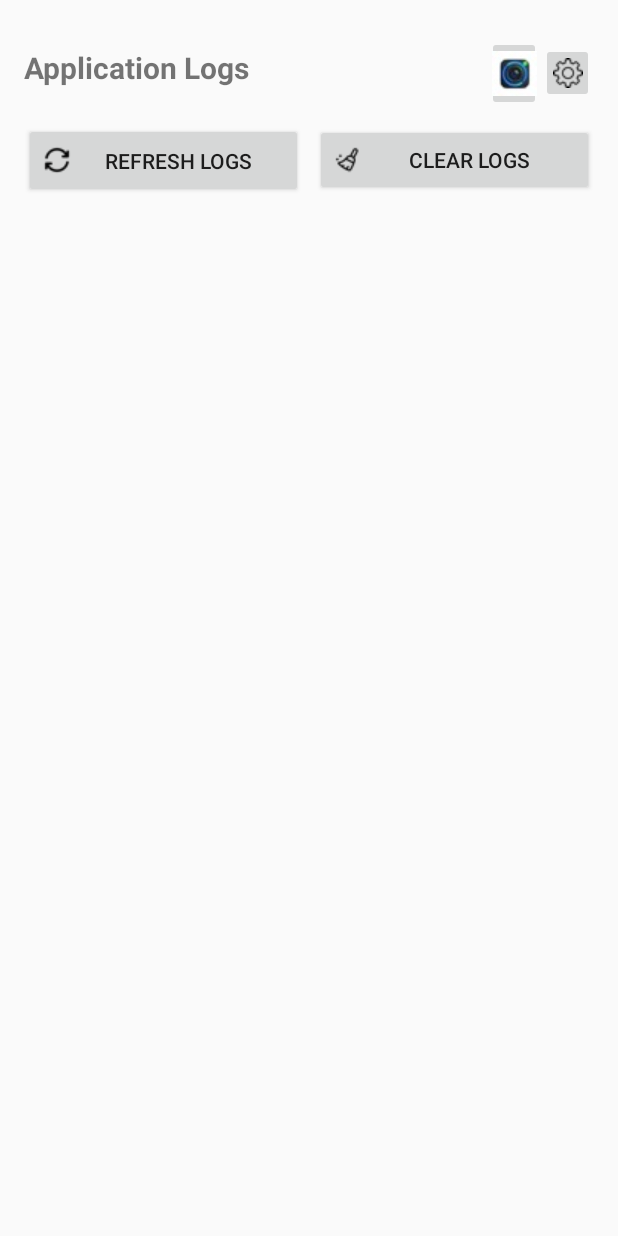
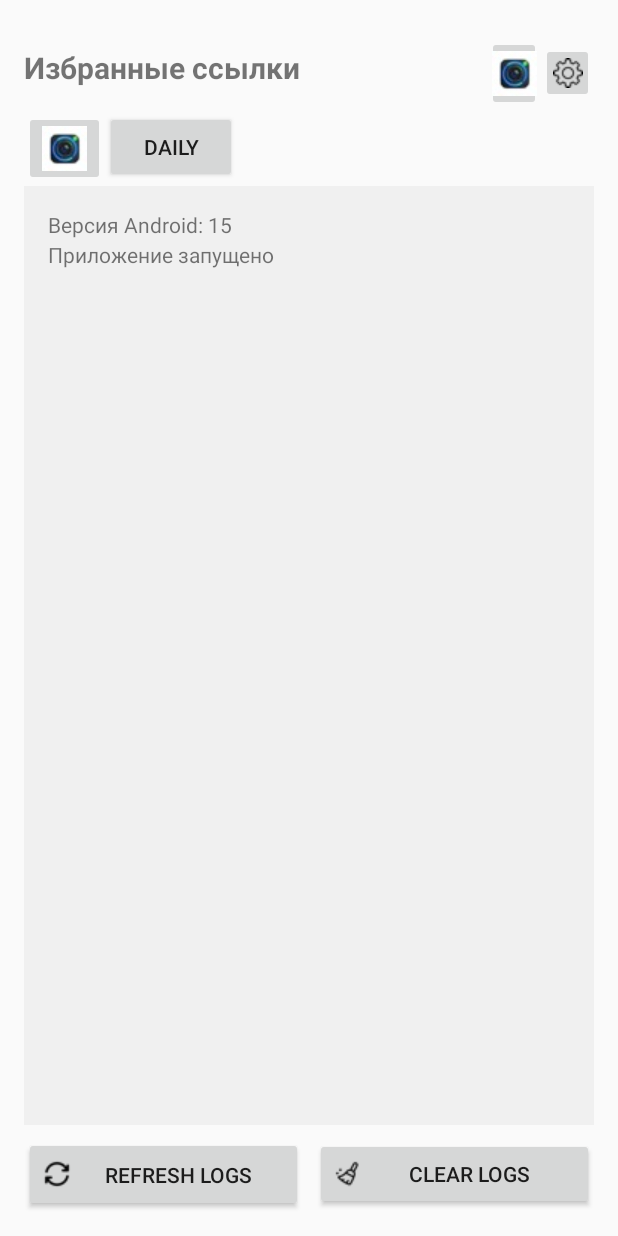
Before and after one commit to DanilKozlov00/MeetingRoom, an Android app: the screen it shows after launch (MainActivity), after a tap on an icon or button, on a phone screen of 412 x 824 dp. Run offline under Robolectric (Android 15) with nearby library versions, the phone set to English and light mode, and no system bars.

Commit message:
Формируем UI под конечного пользователя

```diff
--- a/app/src/main/java/com/example/meetingroom/LinkService.java
+++ b/app/src/main/java/com/example/meetingroom/LinkService.java
@@ -75,7 +75,7 @@ public class LinkService {
     public ArrayList<Link> readLinks(){
         String text = openText();
         if (text==null)
-            return new ArrayList<>();
+            return initLinks();
         StringTokenizer tokenizer = new StringTokenizer(text, "\n");
         ArrayList<Link> list = new ArrayList<>();
         while(tokenizer.hasMoreElements()){
@@ -85,6 +85,14 @@ public class LinkService {
             list.add(new Link(name, url));
         }
         return  list;
+    }
+
+    private ArrayList<Link> initLinks() {
+        Link l1 = new Link("Daily", "https://jazz.sber.ru/in0sec?psw=OBgWD0RREwQNCBEZG0UEFwICDA");
+        ArrayList<Link> linkList = new ArrayList<>();
+        linkList.add(l1);
+        saveLinks(linkList);
+        return linkList;
     }
 
     public void saveLinks(Collection<Link> linkList){
--- a/app/src/main/java/com/example/meetingroom/MainActivity.java
+++ b/app/src/main/java/com/example/meetingroom/MainActivity.java
@@ -4,12 +4,14 @@ package com.example.meetingroom;
 import static android.view.View.INVISIBLE;
 
 import android.content.Intent;
+import android.graphics.drawable.Drawable;
 import android.net.Uri;
 import android.os.Build;
 import android.os.Bundle;
 import android.view.View;
 import android.widget.Button;
 import android.widget.ImageButton;
+import android.widget.ImageView;
 import android.widget.LinearLayout;
 import android.widget.ScrollView;
 import android.widget.TableLayout;
@@ -18,6 +20,8 @@ import android.widget.TextView;
 import android.widget.Toast;
 
 import androidx.appcompat.app.AppCompatActivity;
+import androidx.appcompat.widget.AppCompatImageButton;
+import androidx.core.content.ContextCompat;
 
 import java.io.File;
 import java.io.FileInputStream;
@@ -44,11 +48,11 @@ public class MainActivity extends AppCompatActivity {
         setContentView(R.layout.activity_logs);
 
         logTextView = findViewById(R.id.logTextView);
-        ScrollView scroll1  = findViewById(R.id.scroll1);
-
+        LinearLayout settingLayout =  findViewById(R.id.settingLayout);
+        settingLayout.setVisibility(LinearLayout.GONE);
         Button clearLogsButton = findViewById(R.id.clearLogsButton);
         Button refreshLogsButton = findViewById(R.id.refreshLogsButton);
-        Button startApp = findViewById(R.id.startjazz);
+        //Button startApp = findViewById(R.id.startjazz);
 
         ImageButton jazzButton = findViewById(R.id.jazzBtn);
         ImageButton settingButton = findViewById(R.id.settingButton);
@@ -61,13 +65,13 @@ public class MainActivity extends AppCompatActivity {
         // Очистка логов по кнопке
         clearLogsButton.setOnClickListener(v -> logTextView.setText(""));
         refreshLogsButton.setOnClickListener(v -> displayLogs());
-        startApp.setOnClickListener(v -> launchApp());
+        //startApp.setOnClickListener(v -> launchApp());
 
         settingButton.setOnClickListener(v -> {
-            if (scroll1.getVisibility() == LinearLayout.VISIBLE)
-                scroll1.setVisibility(LinearLayout.GONE);
+            if (settingLayout.getVisibility() == LinearLayout.VISIBLE)
+                settingLayout.setVisibility(LinearLayout.GONE);
             else
-                scroll1.setVisibility(LinearLayout.VISIBLE);
+                settingLayout.setVisibility(LinearLayout.VISIBLE);
         });
         jazzButton.setOnClickListener(v -> launchApp());
 
@@ -111,7 +115,19 @@ public class MainActivity extends AppCompatActivity {
             Button btn = new Button(this);
             btn.setText(link.getName());
             btn.setOnClickListener(l -> onBtnClick(link.getUrl()));
+
+//            btn.setCompoundDrawables(drawable, null,drawable,null);
+//            ImageView img = new ImageView(this);
+//            img.setImageDrawable(drawable);
+
+            Drawable drawable = ContextCompat.getDrawable(this,R.drawable.jazz30);
+            ImageButton imgBtn = new ImageButton(this);
+            imgBtn.setImageDrawable(drawable);
+            imgBtn.setOnClickListener(l -> onBtnClick(link.getUrl()));
+
+            tr.addView(imgBtn);
             tr.addView(btn);
+
             tl.addView(tr);
         }
     }
--- a/app/src/main/res/layout/activity_logs.xml
+++ b/app/src/main/res/layout/activity_logs.xml
@@ -17,7 +17,7 @@
             android:layout_height="wrap_content"
             android:layout_weight="5"
             android:paddingBottom="8dp"
-            android:text="Application Logs"
+            android:text="Избранные ссылки"
             android:textSize="20sp"
             android:textStyle="bold" />
 
@@ -35,6 +35,18 @@
             android:layout_weight="1"
             app:srcCompat="@drawable/settings20" />
     </LinearLayout>
+
+    <TableLayout
+        android:id="@+id/BtnTable"
+        android:layout_width="match_parent"
+        android:layout_height="wrap_content"
+        android:visibility="visible" />
+
+    <LinearLayout
+        android:id="@+id/settingLayout"
+        android:layout_width="match_parent"
+        android:layout_height="match_parent"
+        android:orientation="vertical">
 
         <ScrollView
             android:id="@+id/scroll1"
@@ -80,9 +92,8 @@
 
         </LinearLayout>
 
-    <TableLayout
-        android:id="@+id/BtnTable"
-        android:layout_width="match_parent"
-        android:layout_height="wrap_content"
-        android:visibility="visible" />
     </LinearLayout>
+
+
+
+</LinearLayout>
```
Also changed, not shown: app/src/main/res/drawable/settings.png (added). Lines whose indentation alone changed are shown as unchanged.
